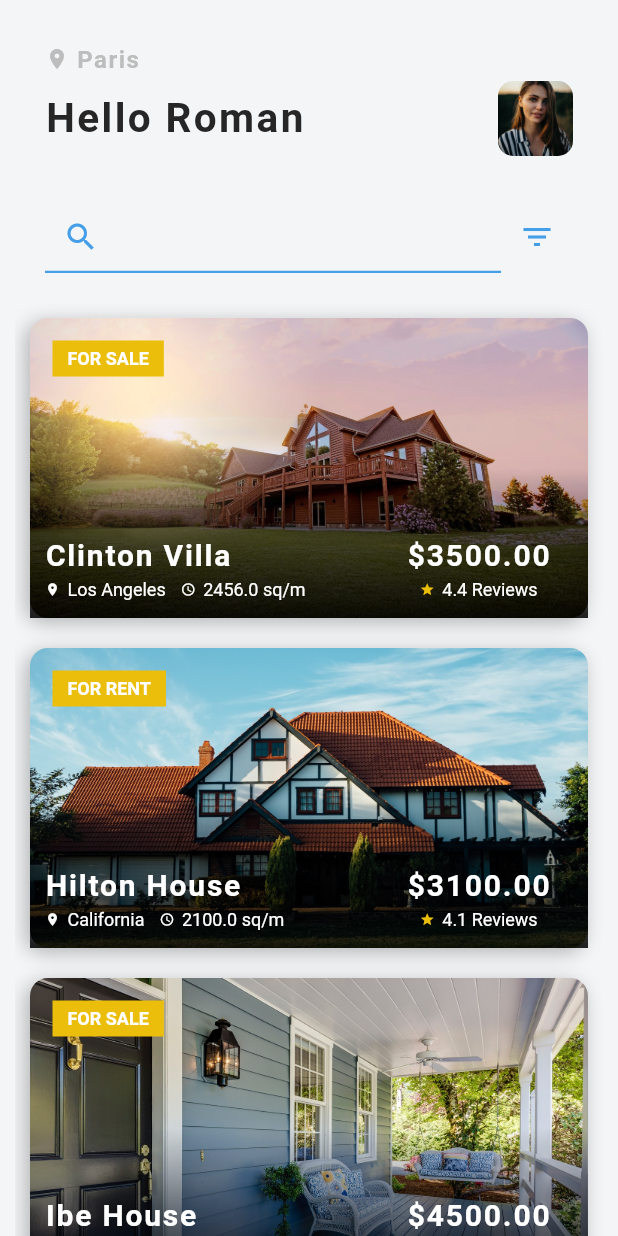
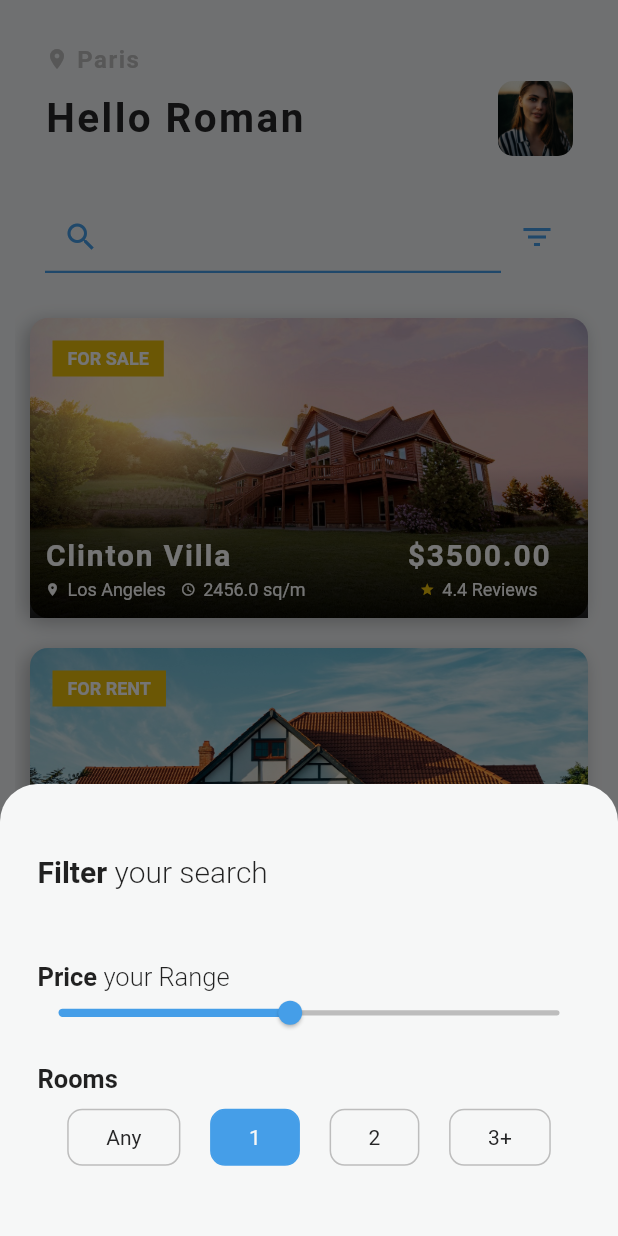
Before and after one commit to lost-codee/houses-on-sale-app, a Flutter app: the Home screen opened by its route, after a tap on the "filter list" icon, on a phone screen of 412 x 824 dp. Run offline on Flutter 3.47's test engine with Material 2 defaults, Android fonts, the phone set to English and light mode, and no system bars; our stand-ins replace font_awesome_flutter, image_picker.

Commit message:
clean up

```diff
--- a/lib/models/property_model.dart
+++ b/lib/models/property_model.dart
@@ -32,45 +32,3 @@ class Property {
       this.rooms,
       this.feature});
 }
-
-final List<Property> properties = [
-  Property(
-    name: "Clinton Villa",
-    city: "Los Angeles",
-    area: 2456.0,
-    price: 3500,
-    review: 4.4,
-    rooms: 5,
-    owner: Owner(imageUrl: "assets/img/p2.jpg", name: "James Miner"),
-    purpose: "SALE",
-    imageUrl: "assets/img/home_ext_1.jpg",
-    feature: featureCopy,
-  ),
-  Property(
-    name: "Hilton House",
-    city: "California",
-    area: 2100.0,
-    price: 3100,
-    review: 4.1,
-    rooms: 2,
-    owner: Owner(imageUrl: "assets/img/p2.jpg", name: "James Miner"),
-    purpose: "RENT",
-    imageUrl: "assets/img/home_ext_2.jpg",
-    feature: featureCopy,
-  ),
-  Property(
-    name: "Ibe House",
-    city: "Florida",
-    area: 4100.0,
-    price: 4500,
-    review: 4.5,
-    rooms: 1,
-    owner: Owner(
-      imageUrl: "assets/img/p2.jpg",
-      name: "James Miner",
-    ),
-    purpose: "SALE",
-    imageUrl: "assets/img/home_ext_3.jpg",
-    feature: featureCopy,
-  ),
-];
--- a/lib/models/user_model.dart
+++ b/lib/models/user_model.dart
@@ -8,6 +8,3 @@ class User {
   List<Property> owned;
   User({this.name, this.imageUrl, this.city, this.favorite});
 }
-
-User user = User(
-    imageUrl: "assets/img/p1.jpg", name: "Roman", city: "Paris", favorite: []);
--- /dev/null
+++ b/lib/services/database_service.dart
@@ -0,0 +1,62 @@
+import 'package:real_estate/models/owner_model.dart';
+import 'package:real_estate/models/property_features_model.dart';
+import 'package:real_estate/models/property_model.dart';
+
+class DatabaseService {}
+
+Features featureCopy = Features(
+    description:
+        "Lorem ipsum dolor sit amet, consectetur adipiscing elit, sed do eiusmod tempor incididunt ut labore et dolore magna aliqua. Ut enim ad minim veniam, quis nostrud exercitation ullamco laboris nisi ut aliquip ex ea commodo consequat.",
+    equipment: [
+      BedRoom(number: 4),
+      BathRoom(number: 4),
+      Kitchen(number: 4),
+      Parking(number: 4),
+    ],
+    imagesUrls: [
+      "assets/img/home_int_1.jpg",
+      "assets/img/home_int_2.jpg",
+      "assets/img/home_int_3.jpg"
+    ]);
+
+final List<Property> properties = [
+  Property(
+    name: "Clinton Villa",
+    city: "Los Angeles",
+    area: 2456.0,
+    price: 3500,
+    review: 4.4,
+    rooms: 5,
+    owner: Owner(imageUrl: "assets/img/p2.jpg", name: "James Miner"),
+    purpose: "SALE",
+    imageUrl: "assets/img/home_ext_1.jpg",
+    feature: featureCopy,
+  ),
+  Property(
+    name: "Hilton House",
+    city: "California",
+    area: 2100.0,
+    price: 3100,
+    review: 4.1,
+    rooms: 2,
+    owner: Owner(imageUrl: "assets/img/p2.jpg", name: "James Miner"),
+    purpose: "RENT",
+    imageUrl: "assets/img/home_ext_2.jpg",
+    feature: featureCopy,
+  ),
+  Property(
+    name: "Ibe House",
+    city: "Florida",
+    area: 4100.0,
+    price: 4500,
+    review: 4.5,
+    rooms: 1,
+    owner: Owner(
+      imageUrl: "assets/img/p2.jpg",
+      name: "James Miner",
+    ),
+    purpose: "SALE",
+    imageUrl: "assets/img/home_ext_3.jpg",
+    feature: featureCopy,
+  ),
+];
--- /dev/null
+++ b/lib/services/user_service.dart
@@ -0,0 +1,4 @@
+import 'package:real_estate/models/user_model.dart';
+
+User user = User(
+    imageUrl: "assets/img/p1.jpg", name: "Roman", city: "Paris", favorite: []);
--- a/lib/views/favorite/favorite.dart
+++ b/lib/views/favorite/favorite.dart
@@ -1,6 +1,6 @@
 import 'package:flutter/material.dart';
 import 'package:real_estate/models/property_model.dart';
-import 'package:real_estate/models/user_model.dart';
+import 'package:real_estate/services/user_service.dart';
 import 'package:real_estate/widgets/Property_showcase.dart';
 
 class Favorite extends StatefulWidget {
--- a/lib/views/home/home.dart
+++ b/lib/views/home/home.dart
@@ -1,9 +1,11 @@
 import 'package:flutter/material.dart';
 import 'package:real_estate/models/property_model.dart';
-import 'package:real_estate/models/user_model.dart';
+import 'package:real_estate/services/database_service.dart';
+import 'package:real_estate/services/user_service.dart';
 import 'package:real_estate/utils/constant.dart';
 import 'package:real_estate/utils/debouncer.dart';
 import 'package:real_estate/widgets/Property_showcase.dart';
+import 'package:real_estate/widgets/bottom_sheet.dart';
 
 class Home extends StatefulWidget {
   @override
@@ -14,6 +16,8 @@ class _HomeState extends State<Home> {
   List<Property> filteredProperties = List();
 
   bool search = false;
+
+  final _debouncer = Debouncer(milliseconds: 500);
 
   PersistentBottomSheetController _controller;
   final _scaffoldKey = GlobalKey<ScaffoldState>();
@@ -26,16 +30,8 @@ class _HomeState extends State<Home> {
     });
   }
 
-  @override
-  Widget build(BuildContext context) {
-    final _debouncer = Debouncer(milliseconds: 500);
-    return Scaffold(
-        body: SafeArea(
-            child: Padding(
-      padding: const EdgeInsets.symmetric(horizontal: 10.0),
-      child: Column(
-        children: <Widget>[
-          Container(
+  Widget _buildHeader() {
+    return Container(
       padding: EdgeInsets.symmetric(vertical: 30.0, horizontal: 20.0),
       child: Column(
         children: <Widget>[
@@ -82,8 +78,11 @@ class _HomeState extends State<Home> {
           )
         ],
       ),
-          ),
-          Container(
+    );
+  }
+
+  Widget _buildSearchBar() {
+    return Container(
       padding: EdgeInsets.symmetric(horizontal: 20.0),
       child: Row(
         children: <Widget>[
@@ -115,7 +114,7 @@ class _HomeState extends State<Home> {
             ),
           ),
           IconButton(
-                  onPressed: () => null, //_settingModalBottomSheet(context),
+            onPressed: () => bottomSheetFilter(context),
             icon: Icon(
               Icons.filter_list,
               color: Color(0xff459ee8),
@@ -123,9 +122,11 @@ class _HomeState extends State<Home> {
           ),
         ],
       ),
-          ),
-          filteredProperties.length != properties.length
-              ? Column(
+    );
+  }
+
+  Widget _buildSearchPage() {
+    return Column(
       children: <Widget>[
         SizedBox(
           height: 20.0,
@@ -136,14 +137,26 @@ class _HomeState extends State<Home> {
             Text(
               "${filteredProperties.length} Results Found",
               style: TextStyle(
-                              color: kdark,
-                              fontSize: 22.0,
-                              fontWeight: FontWeight.bold),
+                  color: kdark, fontSize: 22.0, fontWeight: FontWeight.bold),
             ),
           ],
         ),
       ],
-                )
+    );
+  }
+
+  @override
+  Widget build(BuildContext context) {
+    return Scaffold(
+        body: SafeArea(
+            child: Padding(
+      padding: const EdgeInsets.symmetric(horizontal: 10.0),
+      child: Column(
+        children: <Widget>[
+          _buildHeader(),
+          _buildSearchBar(),
+          filteredProperties.length != properties.length
+              ? _buildSearchPage()
               : Container(),
           SizedBox(
             height: 20.0,
--- a/lib/views/property add/page3.dart
+++ b/lib/views/property add/page3.dart
@@ -1,7 +1,7 @@
 import 'package:flutter/material.dart';
-import 'package:font_awesome_flutter/font_awesome_flutter.dart';
 import 'package:real_estate/models/property_features_model.dart';
 import 'package:real_estate/models/property_model.dart';
+import 'package:real_estate/services/database_service.dart';
 import 'package:real_estate/utils/constant.dart';
 
 class AddPropertyPage3 extends StatefulWidget {
--- a/lib/widgets/bottom_sheet.dart
+++ b/lib/widgets/bottom_sheet.dart
@@ -1,8 +1,8 @@
 import 'package:flutter/material.dart';
 import 'package:real_estate/models/property_model.dart';
+import 'package:real_estate/services/database_service.dart';
 import 'package:real_estate/utils/constant.dart';
 
-class BottomSheetFilterUi {
 double _value = 500.0;
 
 List<String> _filterRooms = ["Any", "1", "2", "3+"];
@@ -13,7 +13,7 @@ class BottomSheetFilterUi {
 
 bool search = false;
 
-  Widget _settingModalBottomSheet(context) {
+void bottomSheetFilter(context) {
   showModalBottomSheet(
       backgroundColor: Colors.transparent,
       context: context,
@@ -38,14 +38,12 @@ class BottomSheetFilterUi {
                             Text(
                               "Filter ",
                               style: TextStyle(
-                                    fontWeight: FontWeight.bold,
-                                    fontSize: 20.0),
+                                  fontWeight: FontWeight.bold, fontSize: 20.0),
                             ),
                             Text(
                               "your search",
                               style: TextStyle(
-                                    fontWeight: FontWeight.w300,
-                                    fontSize: 20.0),
+                                  fontWeight: FontWeight.w300, fontSize: 20.0),
                             ),
                           ],
                         ),
@@ -124,8 +122,8 @@ class BottomSheetFilterUi {
                                                   .where((((u) => (u.rooms ==
                                                       _currentFilterRoom))))
                                                   .toList();
-                                                print(filteredProperties[0]
-                                                    .rooms);
+                                              print(
+                                                  filteredProperties[0].rooms);
                                             }),
                                             child: Container(
                                                 padding: EdgeInsets.symmetric(
@@ -136,8 +134,7 @@ class BottomSheetFilterUi {
                                                       color:
                                                           _currentFilterRoom !=
                                                                   map.key
-                                                                ? Colors
-                                                                    .grey[400]
+                                                              ? Colors.grey[400]
                                                               : kprimary),
                                                   borderRadius:
                                                       BorderRadius.circular(
@@ -167,4 +164,3 @@ class BottomSheetFilterUi {
         });
       });
 }
-}
```
Also changed, not shown: lib/models/property_features_model.dart (+0 -15 lines), lib/views/details/details.dart (+108 -82 lines), lib/views/property add/page1.dart (+6 -5 lines), lib/views/property add/page2.dart (+40 -32 lines). Lines whose indentation alone changed are shown as unchanged.
